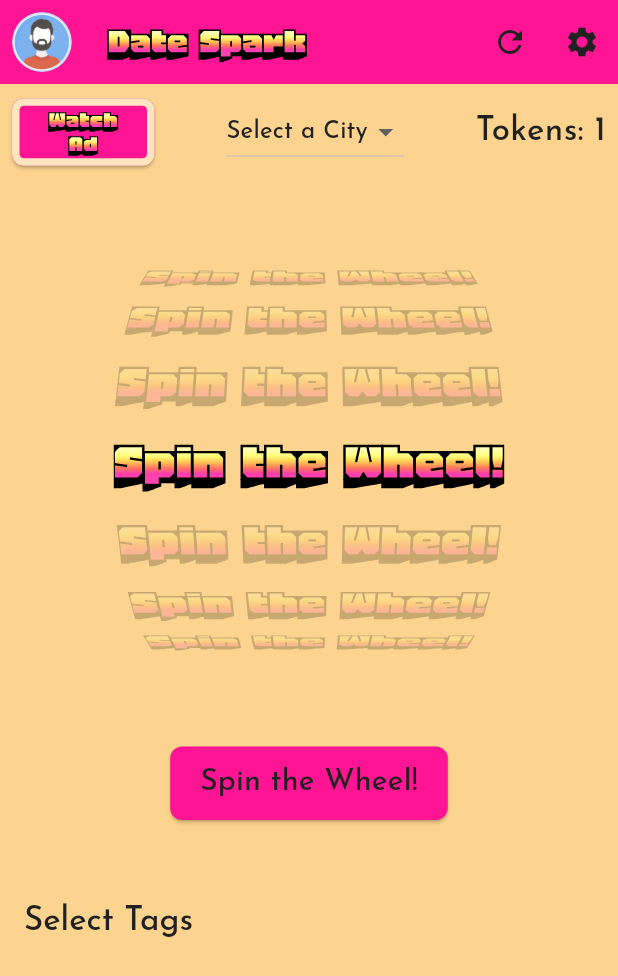
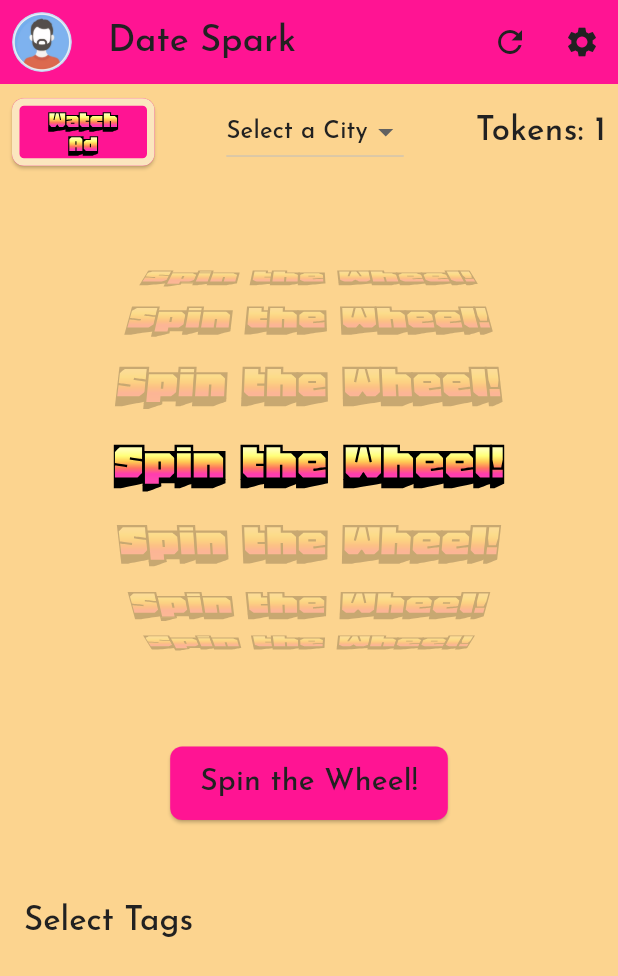
Before and after one commit to Goon-Bug/date-ideas-app-stripped, a Flutter app: the screen it shows after launch, on a phone screen of 412 x 824 dp. Shown: the top 976 px of the screen. Run offline on Flutter 3.47's test engine with Material 3 defaults, Android fonts, the phone set to English and light mode, and no system bars; our stand-ins replace bloc, dropdown_button2, equatable, flutter_bloc, flutter_markdown, flutter_secure_storage and 5 more; missing offline and left inert: dart_jsonwebtoken; accounts and stored records are empty.

Commit message:
Update title font and size

```diff
--- a/frontend/flutter/my_app/lib/main/view/dates_wheel_page.dart
+++ b/frontend/flutter/my_app/lib/main/view/dates_wheel_page.dart
@@ -261,7 +261,7 @@ class MainAppBar extends StatelessWidget implements PreferredSizeWidget {
 
         return AppBar(
           title: const Text("Date Spark",
-              style: TextStyle(fontSize: 28, fontFamily: 'RetroTitle')),
+              style: TextStyle(fontSize: 24, fontFamily: 'RetroSmall')),
           backgroundColor: Theme.of(context).colorScheme.primary,
           leading: IconButton(
             onPressed: () {
```
